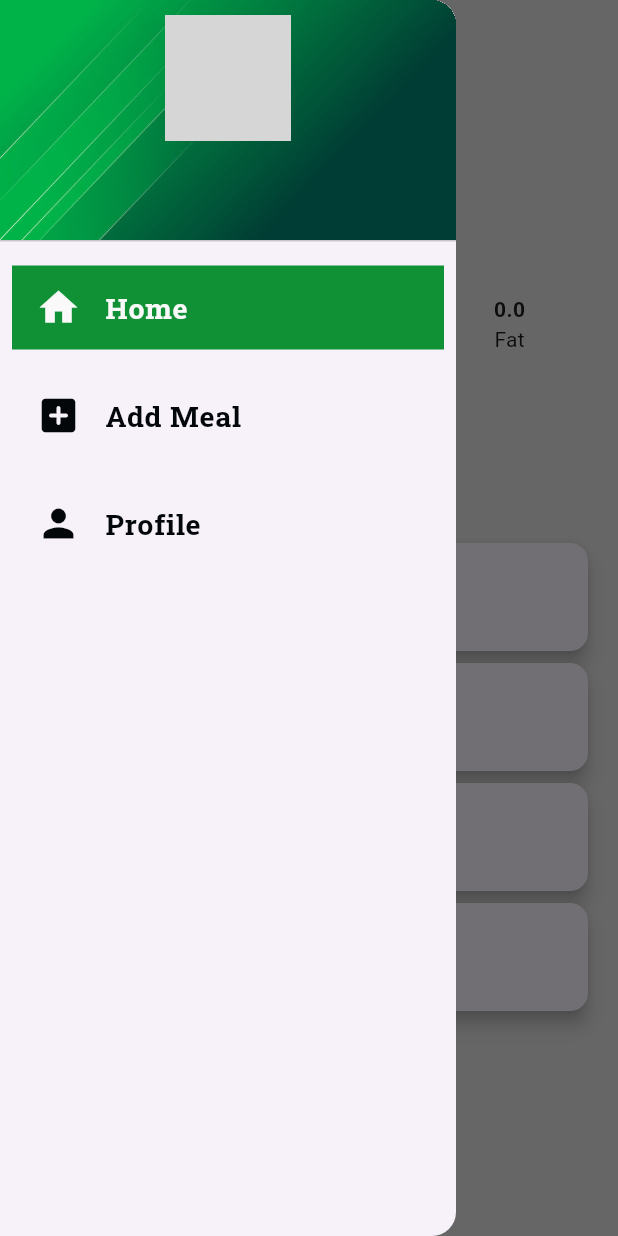
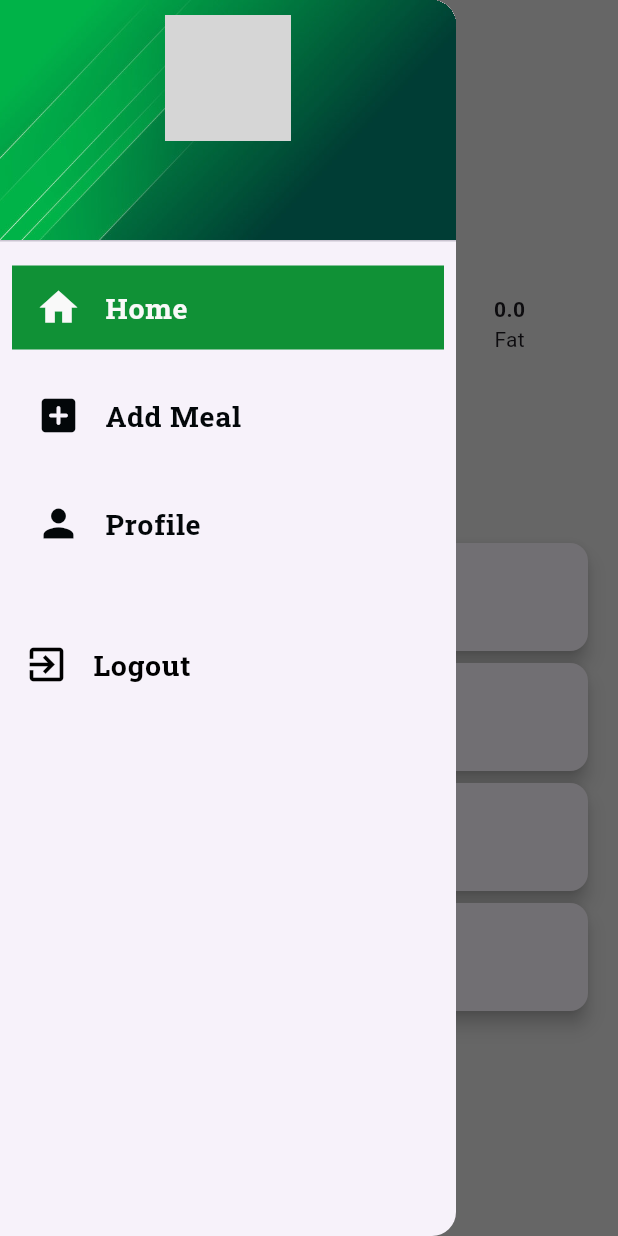
Before and after one commit to Thisarani123/Dietary_Log_Application, a Flutter app: the sidebar screen opened directly, with the side drawer open, on a phone screen of 412 x 824 dp. Run offline on Flutter 3.47's test engine with Material 3 defaults, Android fonts, the phone set to English and light mode, and no system bars; our stand-ins replace cloud_firestore, firebase_auth, firebase_core, firebase_storage, google_fonts, image_picker and 1 more; accounts and stored records are empty; network calls fail; grey boxes are pictures that could not be loaded.

Commit message:
Added logout functionality

```diff
--- a/lib/sidebar.dart
+++ b/lib/sidebar.dart
@@ -1,8 +1,10 @@
 import 'package:dietary_log_app/AddMeal.dart';
 import 'package:dietary_log_app/HomePage.dart';
 import 'package:dietary_log_app/profile_setting.dart';
+import 'package:firebase_auth/firebase_auth.dart';
 import 'package:flutter/material.dart';
 import 'package:google_fonts/google_fonts.dart';
+import 'package:shared_preferences/shared_preferences.dart';
 
 var indexClicked = 0;
 
@@ -40,6 +42,26 @@ class _sidebarState extends State<sidebar> {
       });
       Navigator.pop(context);
     };
+  }
+
+  // Logout function to clear session and navigate to login page
+  Future<void> logout(BuildContext context) async {
+    try {
+      // Sign out from Firebase
+      await FirebaseAuth.instance.signOut();
+
+      // Clear shared preferences (if used for session storage)
+      SharedPreferences prefs = await SharedPreferences.getInstance();
+      await prefs.clear();
+
+      // Navigate to the login screen after logout
+      Navigator.pushReplacementNamed(context, '/login');  // Ensure '/login' is the route for your login screen
+    } catch (e) {
+      print("Error during logout: $e");
+      ScaffoldMessenger.of(context).showSnackBar(SnackBar(
+        content: Text("An error occurred during logout"),
+      ));
+    }
   }
 
   @override
@@ -103,6 +125,28 @@ class _sidebarState extends State<sidebar> {
                       index: i,
                       onTap: updateState(i),
                     ),
+                  const SizedBox(
+                    height: 30,
+                  ),
+                  // Add the Logout option in the Drawer
+                  ListTile(
+                    title: Text(
+                      'Logout',
+                      style: GoogleFonts.robotoSlab(
+                        fontSize: 19,
+                        fontWeight: FontWeight.w700,
+                        color: Colors.black,
+                      ),
+                    ),
+                    leading: Icon(
+                      Icons.exit_to_app,
+                      size: 30,
+                      color: Colors.black,
+                    ),
+                    onTap: () {
+                      logout(context); // Call the logout function when tapped
+                    },
+                  ),
                   const SizedBox(
                     height: 30,
                   ),
```
